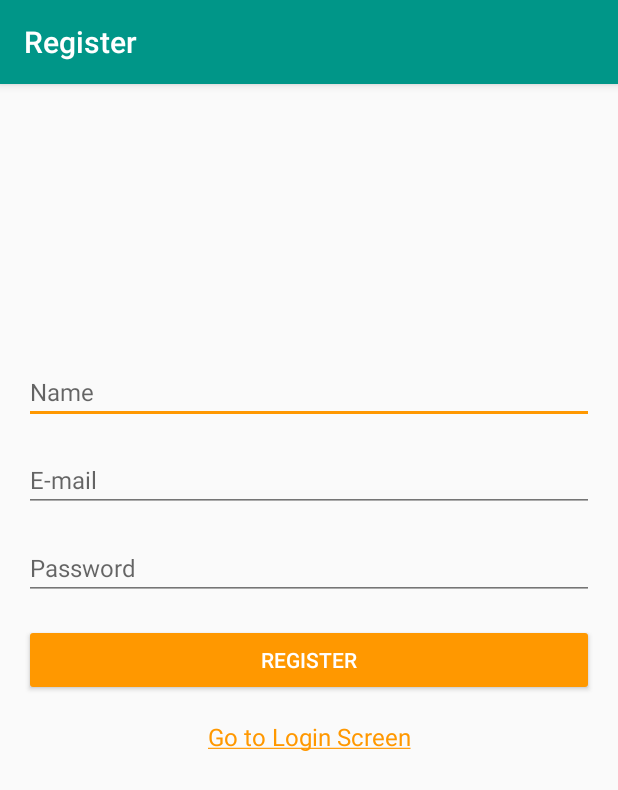
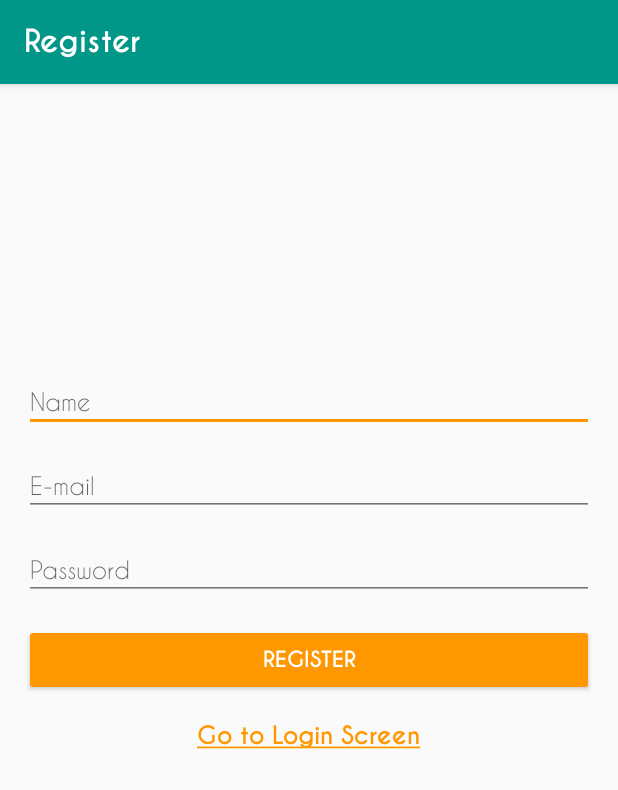
Before and after one commit to alejoperez/android-mvp-sample, an Android app: the screen it shows after launch (RegisterActivity), on a phone screen of 412 x 824 dp. Shown: the top 790 px of the screen. Run offline under Robolectric (Android 15) with nearby library versions, the phone set to English and light mode, and no system bars; libraries missing offline, so code that uses them is left out: io.realm; 3 statements that could not run were skipped.

Commit message:
Add font family

```diff
--- a/app/src/main/java/com/mvp/sample/base/BaseActivity.kt
+++ b/app/src/main/java/com/mvp/sample/base/BaseActivity.kt
@@ -2,10 +2,13 @@ package com.mvp.sample.base
 
 import android.content.Context
 import android.support.v7.app.AppCompatActivity
+import kotlinx.android.synthetic.main.toolbar.*
 import org.jetbrains.anko.alert
 import org.jetbrains.anko.yesButton
 
 abstract class BaseActivity : AppCompatActivity(), IBaseView {
+
+    fun setToolbarTitle(textInt: Int) = toolbar?.setTitle(textInt)
 
     override fun isActive(): Boolean = !isFinishing
 
--- a/app/src/main/java/com/mvp/sample/main/MainActivity.kt
+++ b/app/src/main/java/com/mvp/sample/main/MainActivity.kt
@@ -20,7 +20,7 @@ class MainActivity : BaseActivity(), NavigationView.OnNavigationItemSelectedList
     override fun onCreate(savedInstanceState: Bundle?) {
         super.onCreate(savedInstanceState)
         setContentView(R.layout.activity_main)
-        setTitle(R.string.app_name)
+        setToolbarTitle(R.string.app_name)
 
         fab.setOnClickListener { view ->
             Snackbar.make(view, "Replace with your own action", Snackbar.LENGTH_LONG)
--- a/app/src/main/res/layout/activity_register.xml
+++ b/app/src/main/res/layout/activity_register.xml
@@ -11,10 +11,6 @@
         style="@style/EditTextTheme"
         android:layout_width="0dp"
         android:layout_height="wrap_content"
-        android:layout_marginStart="@dimen/activity_padding"
-        android:layout_marginLeft="@dimen/activity_padding"
-        android:layout_marginEnd="@dimen/activity_padding"
-        android:layout_marginRight="@dimen/activity_padding"
         android:ems="10"
         android:hint="@string/register_name_hint"
         android:inputType="textPersonName"
@@ -27,10 +23,6 @@
         style="@style/EditTextTheme"
         android:layout_width="0dp"
         android:layout_height="wrap_content"
-        android:layout_marginStart="@dimen/activity_padding"
-        android:layout_marginLeft="@dimen/activity_padding"
-        android:layout_marginEnd="@dimen/activity_padding"
-        android:layout_marginRight="@dimen/activity_padding"
         android:ems="10"
         android:hint="@string/register_email_hint"
         android:inputType="textEmailAddress"
@@ -44,10 +36,6 @@
         style="@style/EditTextTheme"
         android:layout_width="0dp"
         android:layout_height="wrap_content"
-        android:layout_marginStart="@dimen/activity_padding"
-        android:layout_marginLeft="@dimen/activity_padding"
-        android:layout_marginEnd="@dimen/activity_padding"
-        android:layout_marginRight="@dimen/activity_padding"
         android:ems="10"
         android:hint="@string/register_password_hint"
         android:inputType="textPassword"
@@ -69,12 +57,9 @@
 
     <Button
         android:id="@+id/btRegister"
+        style="@style/ButtonAccentTheme"
         android:layout_width="0dp"
         android:layout_height="wrap_content"
-        android:layout_marginStart="@dimen/activity_padding"
-        android:layout_marginLeft="@dimen/activity_padding"
-        android:layout_marginEnd="@dimen/activity_padding"
-        android:layout_marginRight="@dimen/activity_padding"
         android:text="@string/register_button"
         android:theme="@style/ButtonAccentTheme"
         app:layout_constraintBottom_toBottomOf="parent"
@@ -85,16 +70,13 @@
 
     <TextView
         android:id="@+id/tvGoToLogin"
+        style="@style/TextViewMediumBoldTheme"
         android:layout_width="wrap_content"
         android:layout_height="wrap_content"
-        android:layout_marginStart="@dimen/activity_padding"
-        android:layout_marginTop="@dimen/activity_padding"
-        android:layout_marginEnd="@dimen/activity_padding"
         android:clickable="true"
         android:focusable="true"
         android:text="@string/register_go_to_login"
         android:textColor="@color/colorAccent"
-        android:textSize="@dimen/text_size_medium"
         app:layout_constraintEnd_toEndOf="parent"
         app:layout_constraintStart_toStartOf="parent"
         app:layout_constraintTop_toBottomOf="@+id/btRegister" />
--- a/app/src/main/res/layout/toolbar.xml
+++ b/app/src/main/res/layout/toolbar.xml
@@ -5,5 +5,5 @@
     android:layout_width="match_parent"
     android:layout_height="?attr/actionBarSize"
     android:background="?attr/colorPrimary"
-    app:titleTextColor="@color/colorTextIcons"
+    android:theme="@style/ToolbarTheme"
     app:popupTheme="@style/AppTheme.PopupOverlay" />
--- a/app/src/main/res/values/styles.xml
+++ b/app/src/main/res/values/styles.xml
@@ -32,24 +32,37 @@
     <style name="ButtonAccentTheme" parent="Widget.AppCompat.Button.Colored">
         <item name="colorButtonNormal">@color/colorAccent</item>
         <item name="android:textColor">@color/colorTextIcons</item>
-        <item name="android:layout_marginTop">@dimen/activity_padding</item>
-        <item name="android:layout_marginBottom">@dimen/activity_padding</item>
+        <item name="android:fontFamily">@font/caviar_dreams_bold</item>
+        <item name="android:layout_margin">@dimen/activity_padding</item>
     </style>
 
     <style name="EditTextTheme">
         <item name="android:textColor">@color/colorPrimaryText</item>
         <item name="android:textColorHighlight">@color/colorPrimary</item>
         <item name="android:textSize">@dimen/text_size_medium</item>
+        <item name="android:fontFamily">@font/caviar_dreams_normal</item>
         <item name="colorControlNormal">@color/colorPrimary</item>
         <item name="colorControlActivated">@color/colorAccent</item>
-        <item name="android:layout_marginTop">@dimen/activity_padding</item>
-        <item name="android:layout_marginBottom">@dimen/activity_padding</item>
+        <item name="android:layout_margin">@dimen/activity_padding</item>
     </style>
 
     <style name="ActionBarTheme" parent="Base.Widget.AppCompat.Light.ActionBar">
         <item name="android:textColorPrimary">@color/colorTextIcons</item>
         <item name="android:colorBackground">@color/colorPrimary</item>
+        <item name="android:fontFamily">@font/caviar_dreams_bold</item>
         <item name="android:homeAsUpIndicator">@drawable/ic_arrow_back</item>
     </style>
 
+    <style name="ToolbarTheme" parent="ThemeOverlay.AppCompat">
+        <item name="android:textColorPrimary">@color/colorTextIcons</item>
+        <item name="android:fontFamily">@font/caviar_dreams_bold</item>
+        <item name="titleTextColor">@color/colorTextIcons</item>
+    </style>
+
+    <style name="TextViewMediumBoldTheme">
+        <item name="android:textSize">@dimen/text_size_medium</item>
+        <item name="android:fontFamily">@font/caviar_dreams_bold</item>
+        <item name="android:layout_margin">@dimen/activity_padding</item>
+    </style>
+
 </resources>
```
Also changed, not shown: app/src/main/AndroidManifest.xml (+4 -5 lines), app/src/main/res/font/fonts.xml (added, +25 -0 lines), app/src/main/res/font/caviar_dreams_bold.ttf (added), app/src/main/res/font/caviar_dreams_italic.ttf (added), app/src/main/res/font/caviar_dreams_normal.ttf (added).
